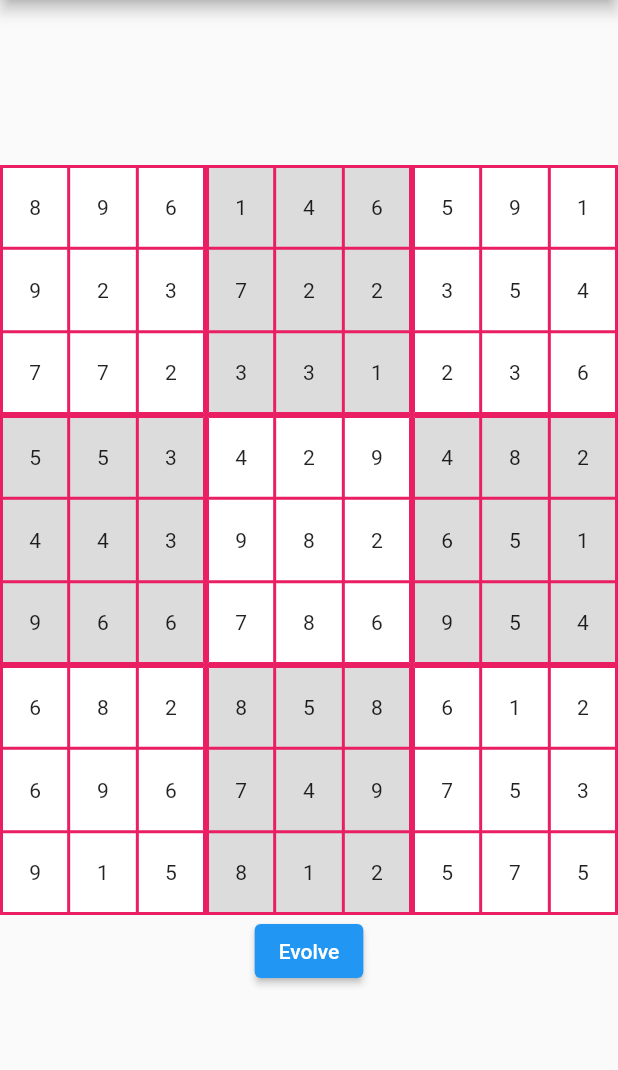
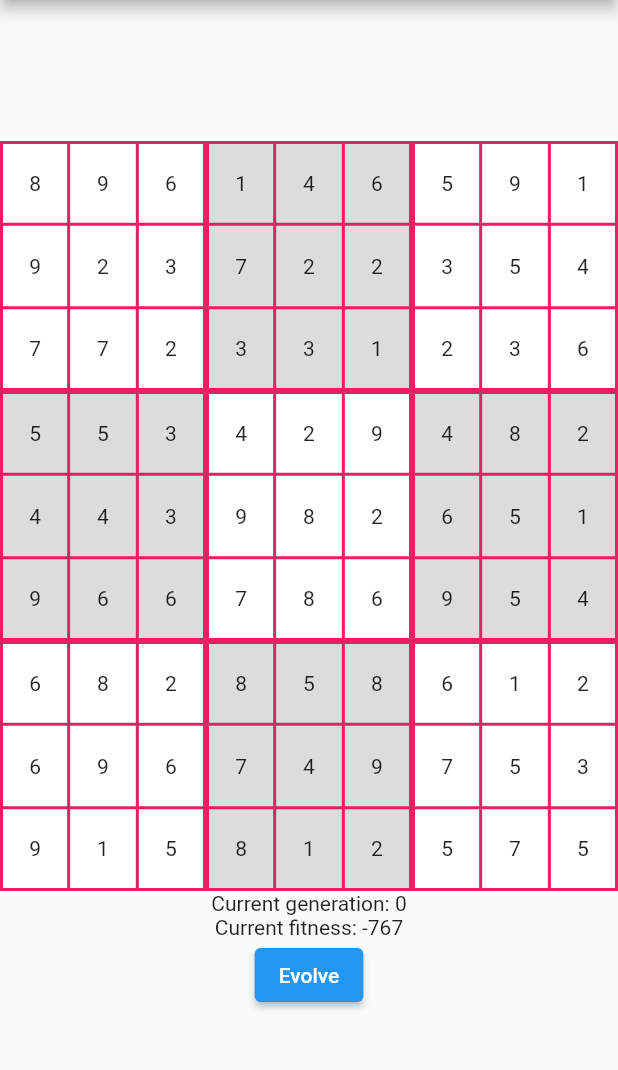
Before and after one commit to h80r-uft/IA-genetic-sudoku, a Flutter app: the screen it shows after launch, on a phone screen of 412 x 824 dp, the part 84-1154 px from its top. Run offline on Flutter 3.47's test engine with Material 2 defaults, Android fonts, the phone set to English and light mode, and no system bars.

```diff
--- a/lib/main.dart
+++ b/lib/main.dart
@@ -1,5 +1,4 @@
 import 'package:flutter/material.dart';
-import 'package:genetic_sudoku/models/grid.dart';
 import 'package:genetic_sudoku/widgets/grid_widget.dart';
 import 'package:genetic_sudoku/algorithm/genetic_algorithm.dart';
 
@@ -28,8 +27,11 @@ class _GeneticSudokuState extends State<GeneticSudoku> {
   final solution = GeneticAlgorithm(
     maxGenerations: 10000,
     populationSize: 100,
-    mutationRate: 0.3,
+    mutationRate: 0.05,
   );
+
+  var selectedGeneration = 0;
+  var isEvolving = false;
 
   @override
   void initState() {
@@ -45,17 +47,48 @@ class _GeneticSudokuState extends State<GeneticSudoku> {
         backgroundColor: Colors.green,
       ),
       body: Center(
-        child: solution.generations.isEmpty
+        child: solution.generationsLog.isEmpty
             ? const CircularProgressIndicator()
             : Column(
                 mainAxisSize: MainAxisSize.min,
                 children: [
-                  GridWidget(grid: solution.generations.last.fittest.grid),
+                  StreamBuilder(
+                    stream: Stream.periodic(const Duration(milliseconds: 50)),
+                    builder: (_, __) {
+                      if (solution.isFinished()) {
+                        setState(() {
+                          isEvolving = false;
+                        });
+                      } else if (isEvolving) {
+                        solution.evolutionLoop();
+                        selectedGeneration++;
+                      }
+
+                      return Column(
+                        mainAxisSize: MainAxisSize.min,
+                        children: [
+                          GridWidget(
+                              grid: solution
+                                  .generationsLog[selectedGeneration].fittest),
+                          Text('Current generation: '
+                              '${solution.generationsLog[selectedGeneration].generationNumber}'),
+                          Text('Current fitness: ' +
+                              solution
+                                  .generationsLog[selectedGeneration].fitness
+                                  .toString()),
+                        ],
+                      );
+                    },
+                  ),
                   ElevatedButton(
-                    onPressed: () => setState(() {
-                      solution.evolutionLoop();
-                    }),
-                    child: const Text('Evolve'),
+                    onPressed: solution.isFinished()
+                        ? null
+                        : () => setState(() {
+                              isEvolving = !isEvolving;
+                              selectedGeneration =
+                                  solution.generationsLog.last.generationNumber;
+                            }),
+                    child: Text(isEvolving ? 'Evolving' : 'Evolve'),
                   )
                 ],
               ),
```
